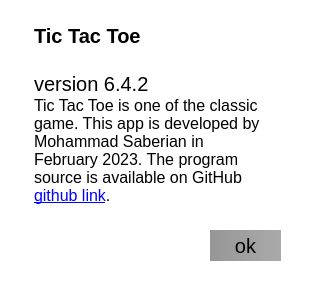
Qt form PyLearnGUITicTacToe/about.ui (MSaberian/PyLearnGUI) before a commit.
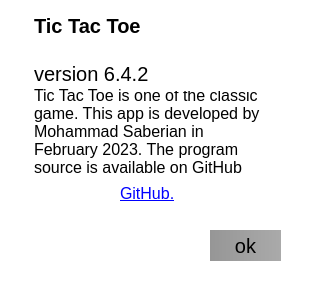
The same form after that commit. Icons and pictures are not drawn.

Diff of the .ui file:
```diff
--- a/PyLearnGUITicTacToe/about.ui
+++ b/PyLearnGUITicTacToe/about.ui
@@ -42,7 +42,7 @@
     <property name="geometry">
      <rect>
       <x>30</x>
-      <y>20</y>
+      <y>10</y>
       <width>241</width>
       <height>221</height>
      </rect>
@@ -69,7 +69,7 @@
 &lt;p style=&quot; margin-top:0px; margin-bottom:0px; margin-left:0px; margin-right:0px; -qt-block-indent:0; text-indent:0px;&quot;&gt;&lt;span style=&quot; font-weight:700;&quot;&gt;Tic Tac Toe&lt;/span&gt;&lt;/p&gt;
 &lt;p style=&quot;-qt-paragraph-type:empty; margin-top:0px; margin-bottom:0px; margin-left:0px; margin-right:0px; -qt-block-indent:0; text-indent:0px; font-weight:700;&quot;&gt;&lt;br /&gt;&lt;/p&gt;
 &lt;p style=&quot; margin-top:0px; margin-bottom:0px; margin-left:0px; margin-right:0px; -qt-block-indent:0; text-indent:0px;&quot;&gt;version 6.4.2&lt;/p&gt;
-&lt;p style=&quot; margin-top:0px; margin-bottom:0px; margin-left:0px; margin-right:0px; -qt-block-indent:0; text-indent:0px;&quot;&gt;&lt;span style=&quot; font-size:12pt;&quot;&gt;Tic Tac Toe is one of the classic game. This app is developed by Mohammad Saberian in February 2023. The program source is available on GitHub &lt;/span&gt;&lt;a href=&quot;https://github.com/MSaberian/PyLearnGUI/tree/main/PyLearnGUITicTacToe&quot;&gt;&lt;span style=&quot; font-size:12pt; text-decoration: underline; color:#0000ff;&quot;&gt;github link&lt;/span&gt;&lt;/a&gt;&lt;span style=&quot; font-size:12pt;&quot;&gt;.&lt;/span&gt;&lt;/p&gt;&lt;/body&gt;&lt;/html&gt;</string>
+&lt;p style=&quot; margin-top:0px; margin-bottom:0px; margin-left:0px; margin-right:0px; -qt-block-indent:0; text-indent:0px;&quot;&gt;&lt;span style=&quot; font-size:12pt;&quot;&gt;Tic Tac Toe is one of the classic game. This app is developed by Mohammad Saberian in February 2023. The program source is available on GitHub                    &lt;/span&gt;&lt;/p&gt;&lt;/body&gt;&lt;/html&gt;</string>
     </property>
    </widget>
    <widget class="QPushButton" name="btn_ok">
@@ -122,6 +122,27 @@
      <set>Qt::AlignCenter</set>
     </property>
    </widget>
+   <widget class="QLabel" name="label_2">
+    <property name="geometry">
+     <rect>
+      <x>120</x>
+      <y>184</y>
+      <width>61</width>
+      <height>20</height>
+     </rect>
+    </property>
+    <property name="font">
+     <font>
+      <pointsize>12</pointsize>
+     </font>
+    </property>
+    <property name="text">
+     <string>&lt;html&gt;&lt;head/&gt;&lt;body&gt;&lt;p&gt;&lt;a href=&quot;https://github.com/MSaberian/PyLearnGUI/tree/main/PyLearnGUITicTacToe&quot;&gt;&lt;span style=&quot; text-decoration: underline; color:#0000ff;&quot;&gt;GitHub.&lt;/span&gt;&lt;/a&gt;&lt;/p&gt;&lt;/body&gt;&lt;/html&gt;</string>
+    </property>
+    <property name="openExternalLinks">
+     <bool>true</bool>
+    </property>
+   </widget>
   </widget>
   <widget class="QMenuBar" name="menubar">
    <property name="geometry">
```
Left out of the diff: 3 changed lines with no effect on the pictures.
